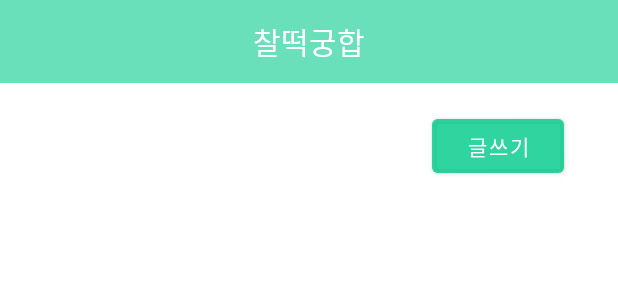
After one commit to SMU-2021-1-SWProjects/LittleForest, an Android app: the layout hot_topic.xml on its own in the app's theme, with its tools: preview values and no code run, on a phone screen of 412 x 824 dp. The commit adds this screen. Shown: the top 300 px of the screen. Run offline under Robolectric (Android 15) with nearby library versions, the phone set to English and light mode, and no system bars.

Commit message:
Hot Topic (setOnItemClickListener 구현중)

```diff
--- a/app/src/main/java/com/example/littleforest/SplashActivity.java
+++ b/app/src/main/java/com/example/littleforest/SplashActivity.java
@@ -5,6 +5,8 @@ import android.content.Intent;
 import android.os.Bundle;
 
 import androidx.annotation.NonNull;
+
+//메인 로딩 화면
 
 public class SplashActivity extends Activity {
 
--- a/app/src/main/java/com/example/littleforest/User.java
+++ b/app/src/main/java/com/example/littleforest/User.java
@@ -12,7 +12,7 @@ public class User {
 
 
     public User(EditText userEmail, String userName, String userPsw) {
-        // Default constructor required for calls to DataSnapshot.getValue(User.class)
+
     }
 
     public User(String name, String stature, String weight, String blood, String disease) {
@@ -69,4 +69,6 @@ public class User {
                 ", disease='" + disease + '\'' +
                 '}';
     }
+
+
 }
--- a/app/src/main/res/layout/activity_main.xml
+++ b/app/src/main/res/layout/activity_main.xml
@@ -13,7 +13,6 @@
 
     <!--이미지 드로어 삽입-->
     <include layout="@layout/image_drawer"/>
-
 
 
 
--- a/app/src/main/res/layout/fragment_health_information_input.xml
+++ b/app/src/main/res/layout/fragment_health_information_input.xml
@@ -78,7 +78,8 @@
 
     <Button
         android:layout_marginTop="10dp"
-        android:id="@+id/healty_modify"
+        android:id="@+id/healthy_modify"
+        android:backgroundTint="@color/base"
         android:layout_width="wrap_content"
         android:layout_height="wrap_content"
         android:text="modify"
--- /dev/null
+++ b/app/src/main/res/layout/hot_topic.xml
@@ -0,0 +1,35 @@
+<?xml version="1.0" encoding="utf-8"?>
+<androidx.constraintlayout.widget.ConstraintLayout xmlns:android="http://schemas.android.com/apk/res/android"
+    xmlns:app="http://schemas.android.com/apk/res-auto"
+    xmlns:tools="http://schemas.android.com/tools"
+    android:layout_width="match_parent"
+    android:layout_height="match_parent"
+    tools:context=".InputPage.HotTopicService">
+
+    <include
+        android:id="@+id/include"
+        layout="@layout/toolbar" />
+
+    <Button
+        android:id="@+id/hotTopicWriteBtn"
+        android:layout_width="wrap_content"
+        android:layout_height="wrap_content"
+        android:layout_marginTop="16dp"
+        android:layout_marginEnd="36dp"
+        android:backgroundTint="@color/base"
+        android:text="글쓰기"
+        app:layout_constraintEnd_toEndOf="parent"
+        app:layout_constraintTop_toBottomOf="@+id/include" />
+
+    <ListView
+        android:id="@+id/hotTopicListView"
+        android:layout_width="265dp"
+        android:layout_height="334dp"
+        android:layout_marginBottom="96dp"
+        app:layout_constraintBottom_toBottomOf="parent"
+        app:layout_constraintEnd_toEndOf="parent"
+        app:layout_constraintHorizontal_bias="0.496"
+        app:layout_constraintStart_toStartOf="parent" />
+
+
+</androidx.constraintlayout.widget.ConstraintLayout>
```
Also changed, not shown: app/src/main/AndroidManifest.xml (+12 -2 lines), app/src/main/java/com/example/littleforest/InputPage/FoodPlus.java (deleted, +0 -39 lines), app/src/main/java/com/example/littleforest/InputPage/HealthInformation.java (+7 -4 lines), app/src/main/java/com/example/littleforest/InputPage/HotTopicService.java (added, +127 -0 lines), app/src/main/java/com/example/littleforest/MainActivity.java (+18 -14 lines), app/src/main/res/layout/fragment_eating_food.xml (deleted, +0 -24 lines), app/src/main/res/layout/fragment_food_plus.xml (deleted, +0 -24 lines), app/src/main/res/menu/navi_menu.xml (+7 -0 lines).
